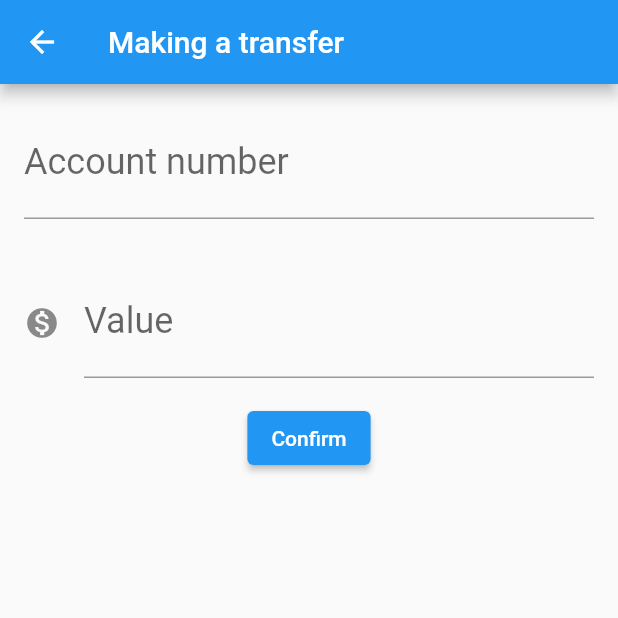
After one commit to andreiox/flutter_test_drive, a Flutter app: the screen it shows after launch, after a tap on the "add" icon, on a phone screen of 412 x 824 dp, the top half of it. The commit adds this screen. Run offline on Flutter 3.47's test engine with Material 2 defaults, Android fonts, the phone set to English and light mode, and no system bars.

Commit message:
refactor: rename everything to english

```diff
--- a/lib/main.dart
+++ b/lib/main.dart
@@ -1,5 +1,5 @@
 import 'package:flutter/material.dart';
-import 'package:flutter_test_drive/screens/lista_transferencias.dart';
+import 'package:flutter_test_drive/screens/list_transfers.dart';
 
 void main() => runApp(MyApp());
 
@@ -10,7 +10,7 @@ class MyApp extends StatelessWidget {
   Widget build(BuildContext context) {
     return MaterialApp(
       home: Scaffold(
-        body: ListaTransferencia(),
+        body: TransferList(),
       ),
     );
   }
--- /dev/null
+++ b/lib/models/transfer.dart
@@ -0,0 +1,11 @@
+class Transfer {
+  final double value;
+  final int accountNumber;
+
+  Transfer(this.value, this.accountNumber);
+
+  @override
+  String toString() {
+    return 'Transfer{value: $value, accountNumber: $accountNumber}';
+  }
+}
--- /dev/null
+++ b/lib/screens/form_transfer.dart
@@ -0,0 +1,44 @@
+import 'package:flutter/material.dart';
+import 'package:flutter_test_drive/components/input.dart';
+import 'package:flutter_test_drive/models/transfer.dart';
+
+class TransferForm extends StatelessWidget {
+  final TextEditingController controllerAccountNumber = TextEditingController();
+  final TextEditingController controllerValue = TextEditingController();
+
+  @override
+  Widget build(BuildContext context) {
+    return Scaffold(
+      appBar: AppBar(
+        title: Text('Making a transfer'),
+      ),
+      body: Column(
+        children: <Widget>[
+          Input(
+            controller: controllerAccountNumber,
+            label: 'Account number',
+            hint: '1010',
+          ),
+          Input(
+            controller: controllerValue,
+            label: 'Value',
+            hint: '150.25',
+            icon: Icon(Icons.monetization_on),
+          ),
+          ElevatedButton(
+              onPressed: () => _makeTransfer(context), child: Text('Confirm')),
+        ],
+      ),
+    );
+  }
+
+  void _makeTransfer(BuildContext context) {
+    final double? value = double.tryParse(controllerValue.text);
+    final accountNumber = int.tryParse(controllerAccountNumber.text);
+
+    if (value != null && accountNumber != null) {
+      Transfer transfer = Transfer(value, accountNumber);
+      Navigator.pop(context, transfer);
+    }
+  }
+}
--- /dev/null
+++ b/lib/screens/list_transfers.dart
@@ -0,0 +1,63 @@
+import 'package:flutter/material.dart';
+import 'package:flutter_test_drive/models/transfer.dart';
+import 'package:flutter_test_drive/screens/form_transfer.dart';
+
+class TransferList extends StatefulWidget {
+  final List<Transfer> transfers = [];
+
+  @override
+  State<StatefulWidget> createState() {
+    return TransferListState();
+  }
+}
+
+class TransferListState extends State<TransferList> {
+  @override
+  Widget build(BuildContext context) {
+    return Scaffold(
+      appBar: AppBar(
+        title: Text('Transfers'),
+      ),
+      floatingActionButton: FloatingActionButton(
+        onPressed: () {
+          final Future<Transfer?> future =
+              Navigator.push(context, MaterialPageRoute(builder: (context) {
+            return TransferForm();
+          }));
+
+          future.then((transfer) {
+            if (transfer != null) {
+              setState(() {
+                widget.transfers.add(transfer);
+              });
+            }
+          });
+        },
+        child: Icon(Icons.add),
+      ),
+      body: ListView.builder(
+          itemCount: widget.transfers.length,
+          itemBuilder: (context, indice) {
+            final transfer = widget.transfers[indice];
+            return TransferItem(key: UniqueKey(), transfer: transfer);
+          }),
+    );
+  }
+}
+
+class TransferItem extends StatelessWidget {
+  final Transfer transfer;
+
+  const TransferItem({Key? key, required this.transfer}) : super(key: key);
+
+  @override
+  Widget build(BuildContext context) {
+    return Card(
+      child: ListTile(
+        leading: Icon(Icons.monetization_on),
+        title: Text(this.transfer.value.toString()),
+        subtitle: Text(this.transfer.accountNumber.toString()),
+      ),
+    );
+  }
+}
```
Also changed, not shown: lib/models/transferencia.dart (deleted, +0 -11 lines), lib/screens/formulario_transferencia.dart (deleted, +0 -45 lines), lib/screens/lista_transferencias.dart (deleted, +0 -65 lines).
